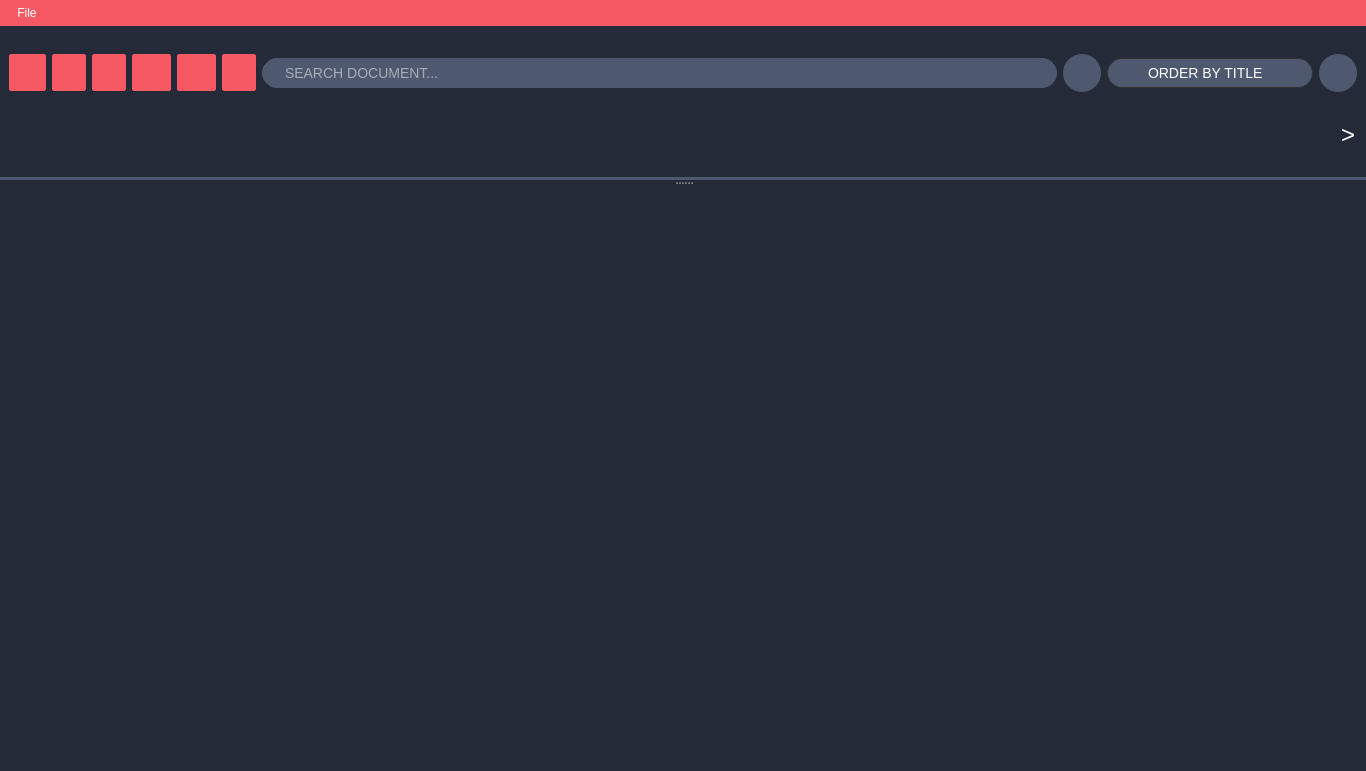
Above: src/client/gui/ui/docsbrowser.ui from aleoli/Shared-Editor before the change. Below: the same form after it.
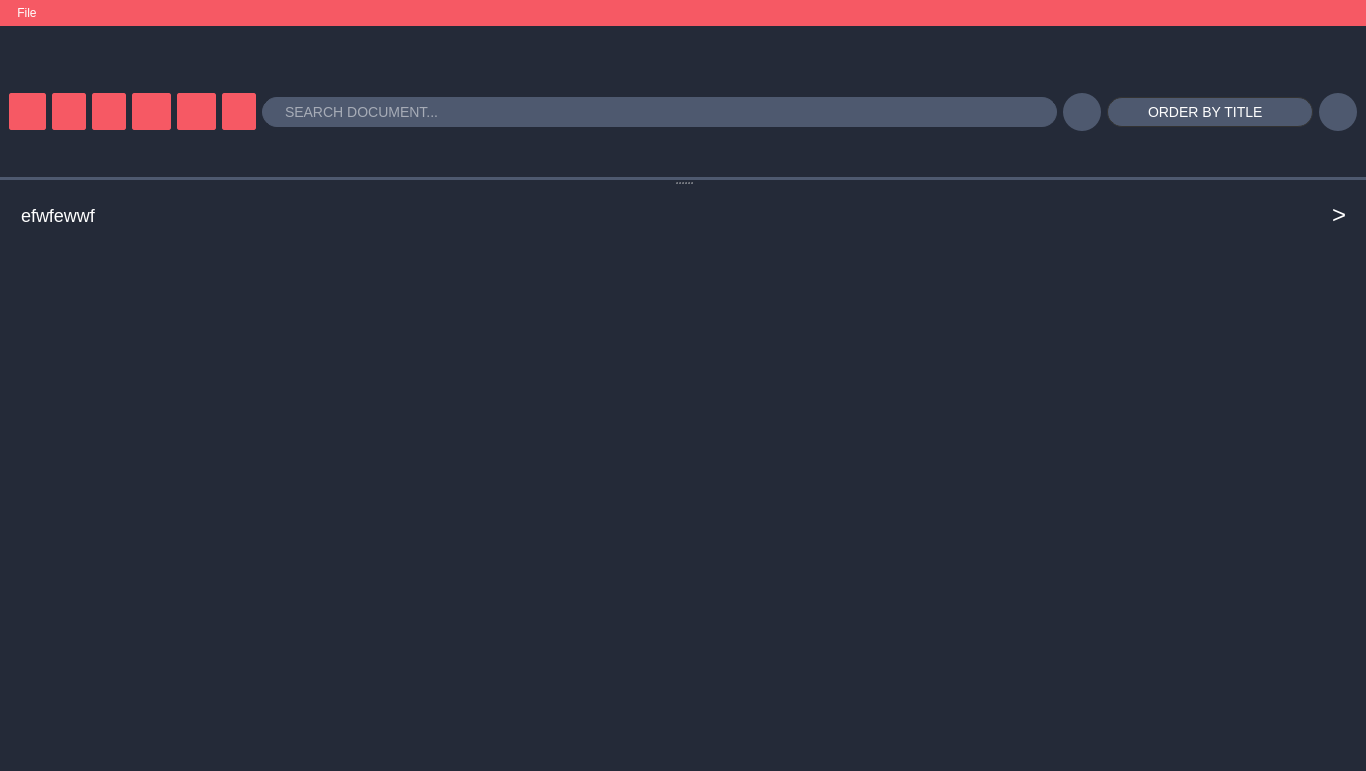
That is the form after the change. Icons and pictures are not drawn.

Commit message: cambiato layout path

Diff of the .ui file:
```diff
--- a/src/client/gui/ui/docsbrowser.ui
+++ b/src/client/gui/ui/docsbrowser.ui
@@ -61,7 +61,114 @@
 }*/
 </string>
    </property>
-   <layout class="QGridLayout" name="gridLayout"/>
+   <layout class="QHBoxLayout" name="horizontalLayout">
+    <item alignment="Qt::AlignTop">
+     <widget class="QWidget" name="path_widget" native="true">
+      <property name="maximumSize">
+       <size>
+        <width>16777215</width>
+        <height>40</height>
+       </size>
+      </property>
+      <property name="styleSheet">
+       <string notr="true"/>
+      </property>
+      <layout class="QGridLayout" name="gridLayout">
+       <item row="0" column="0">
+        <layout class="QHBoxLayout" name="path_layout">
+         <property name="spacing">
+          <number>6</number>
+         </property>
+         <property name="topMargin">
+          <number>0</number>
+         </property>
+         <property name="bottomMargin">
+          <number>0</number>
+         </property>
+         <item>
+          <widget class="QPushButton" name="btn_path">
+           <property name="maximumSize">
+            <size>
+             <width>16777215</width>
+             <height>16777215</height>
+            </size>
+           </property>
+           <property name="font">
+            <font>
+             <pointsize>-1</pointsize>
+             <weight>50</weight>
+             <italic>false</italic>
+             <bold>false</bold>
+             <strikeout>false</strikeout>
+            </font>
+           </property>
+           <property name="toolTip">
+            <string>go to this folder</string>
+           </property>
+           <property name="whatsThis">
+            <string>&lt;html&gt;&lt;head/&gt;&lt;body&gt;&lt;p align=&quot;center&quot;&gt;&lt;br/&gt;&lt;/p&gt;&lt;/body&gt;&lt;/html&gt;</string>
+           </property>
+           <property name="styleSheet">
+            <string notr="true">QPushButton:focus {
+   outline: none;
+}
+
+QPushButton {
+	background: transparent;
+	font: 18px;
+	color: white;
+	padding: 1 3 1 3;
+	border-width: 0px;
+    border-radius: 3px;
+	text-align: left;
+}
+
+QPushButton:hover {
+background: #4e596f;
+}
+
+QPushButton:pressed {
+background: #f76163;
+}
+
+QToolTip{
+	background: none;
+	border: none;
+	margin-left: 0px;
+	margin-right: 0px;
+}</string>
+           </property>
+           <property name="text">
+            <string>efwfewwf</string>
+           </property>
+          </widget>
+         </item>
+         <item>
+          <widget class="QLabel" name="path_separator">
+           <property name="maximumSize">
+            <size>
+             <width>16</width>
+             <height>16777215</height>
+            </size>
+           </property>
+           <property name="styleSheet">
+            <string notr="true">QLabel{
+border: none;
+color: white;
+font: 24px;
+}</string>
+           </property>
+           <property name="text">
+            <string>&gt;</string>
+           </property>
+          </widget>
+         </item>
+        </layout>
+       </item>
+      </layout>
+     </widget>
+    </item>
+   </layout>
   </widget>
   <widget class="QMenuBar" name="menuBar">
    <property name="geometry">
@@ -819,88 +926,6 @@
          </item>
         </layout>
        </item>
-       <item>
-        <layout class="QHBoxLayout" name="path">
-         <property name="spacing">
-          <number>6</number>
-         </property>
-         <property name="topMargin">
-          <number>0</number>
-         </property>
-         <item alignment="Qt::AlignLeft">
-          <widget class="QPushButton" name="btn_path">
-           <property name="maximumSize">
-            <size>
-             <width>16777215</width>
-             <height>16777215</height>
-            </size>
-           </property>
-           <property name="font">
-            <font>
-             <pointsize>-1</pointsize>
-             <weight>50</weight>
-             <italic>false</italic>
-             <bold>false</bold>
-             <strikeout>false</strikeout>
-            </font>
-           </property>
-           <property name="toolTip">
-            <string>go to this folder</string>
-           </property>
-           <property name="styleSheet">
-            <string notr="true">QPushButton:focus {
-   outline: none;
-}
-
-QPushButton {
-	background: transparent;
-	font: 18px;
-	color: white;
-	padding: 1 3 1 3;
-	border-width: 0px;
-    border-radius: 3px;
-}
-
-QPushButton:hover {
-background: #4e596f;
-}
-
-QPushButton:pressed {
-background: #f76163;
-}
-
-QToolTip{
-	background: none;
-	border: none;
-	margin-left: 0px;
-	margin-right: 0px;
-}</string>
-           </property>
-           <property name="text">
-            <string/>
-           </property>
-          </widget>
-         </item>
-         <item>
-          <widget class="QLabel" name="path_separator">
-           <property name="maximumSize">
-            <size>
-             <width>16</width>
-             <height>16777215</height>
-            </size>
-           </property>
-           <property name="styleSheet">
-            <string notr="true">border: none;
-color: white;
-font: 24px;</string>
-           </property>
-           <property name="text">
-            <string>&gt;</string>
-           </property>
-          </widget>
-         </item>
-        </layout>
-       </item>
       </layout>
      </item>
     </layout>
```
